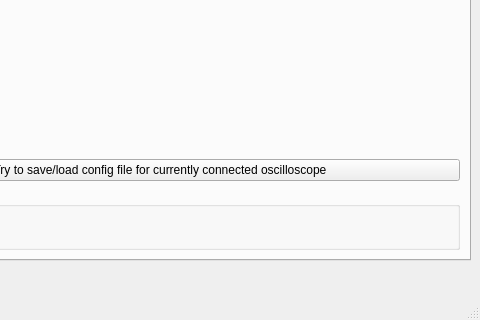
Above: GUI/LinOsc.ui from ISeeBugsEverywhere/LinuxOscilloscope before the change; both pictures show x 505 to 985 and y 396 to 716 of the 985 by 716 pixel window. Below: the same form after it.
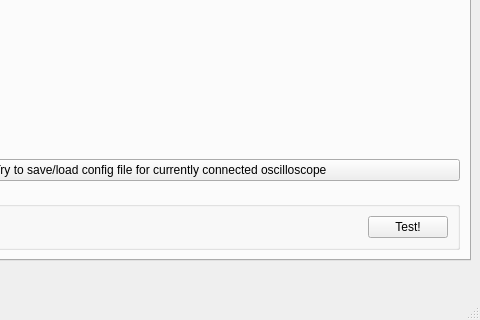
That is the form after the change. The open tabs and pages were chosen to show the change. Custom widgets are drawn as their Qt base class.

```diff
--- a/GUI/LinOsc.ui
+++ b/GUI/LinOsc.ui
@@ -694,6 +694,13 @@
              </property>
             </spacer>
            </item>
+           <item row="0" column="3">
+            <widget class="QPushButton" name="test_fn_btn">
+             <property name="text">
+              <string>Test!</string>
+             </property>
+            </widget>
+           </item>
           </layout>
          </widget>
         </item>
```
